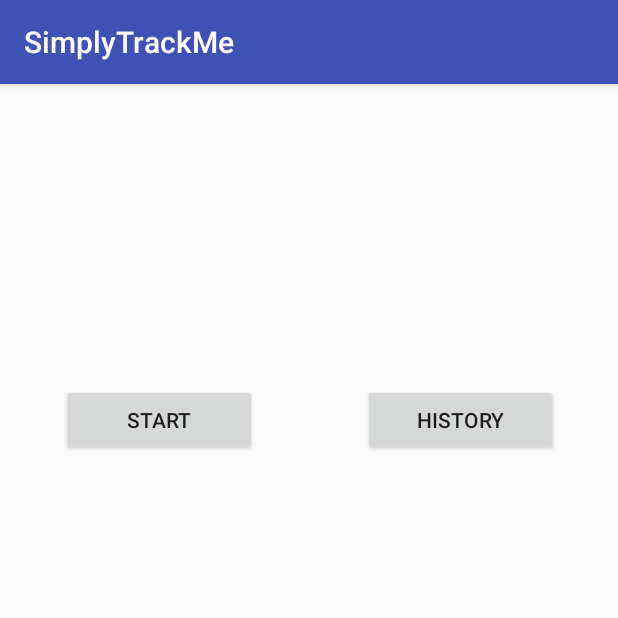
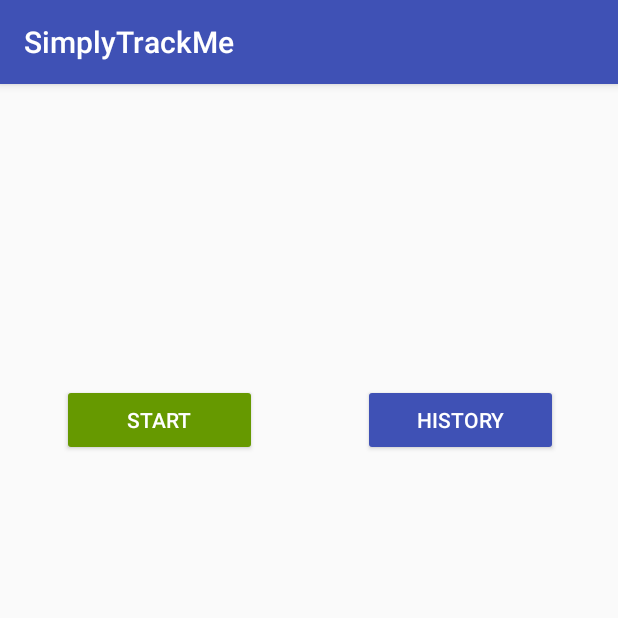
Before and after one commit to MaikuZ/SimplyTrackMe, an Android app: the screen it shows after launch (Main), on a phone screen of 412 x 824 dp, the top half of it. Run offline under Robolectric (Android 15) with nearby library versions, the phone set to English and light mode, and no system bars.

Commit message:
Different colours.

```diff
--- a/SimplyTrackMe/app/src/main/res/layout/activity_main.xml
+++ b/SimplyTrackMe/app/src/main/res/layout/activity_main.xml
@@ -8,23 +8,27 @@
 
     <Button
         android:id="@+id/button11"
+        style="@style/Widget.AppCompat.Button.Colored"
         android:layout_width="130dp"
         android:layout_height="wrap_content"
         android:layout_marginLeft="32dp"
         android:layout_marginRight="32dp"
+        android:layout_marginTop="200dp"
+        android:backgroundTint="@android:color/holo_green_dark"
         android:text="Start"
+        app:layout_constraintHorizontal_bias="0.2"
         app:layout_constraintLeft_toLeftOf="parent"
         app:layout_constraintRight_toLeftOf="@+id/button12"
-        app:layout_constraintHorizontal_bias="0.2"
-        app:layout_constraintTop_toTopOf="parent"
-        android:layout_marginTop="200dp" />
+        app:layout_constraintTop_toTopOf="parent" />
 
     <Button
         android:id="@+id/button12"
+        style="@style/Widget.AppCompat.Button.Colored"
         android:layout_width="130dp"
         android:layout_height="wrap_content"
         android:layout_marginRight="40dp"
         android:layout_marginTop="200dp"
+        android:backgroundTint="@color/colorPrimary"
         android:onClick="goToHistory"
         android:text="History"
         android:visibility="visible"
--- a/SimplyTrackMe/app/src/main/res/values/colors.xml
+++ b/SimplyTrackMe/app/src/main/res/values/colors.xml
@@ -1,6 +1,6 @@
 <?xml version="1.0" encoding="utf-8"?>
 <resources>
-    <color name="colorPrimary">#3F51B5</color>
+    <color name="colorPrimary">#3f51b5</color>
     <color name="colorPrimaryDark">#303F9F</color>
     <color name="colorAccent">#FF4081</color>
 </resources>
```
